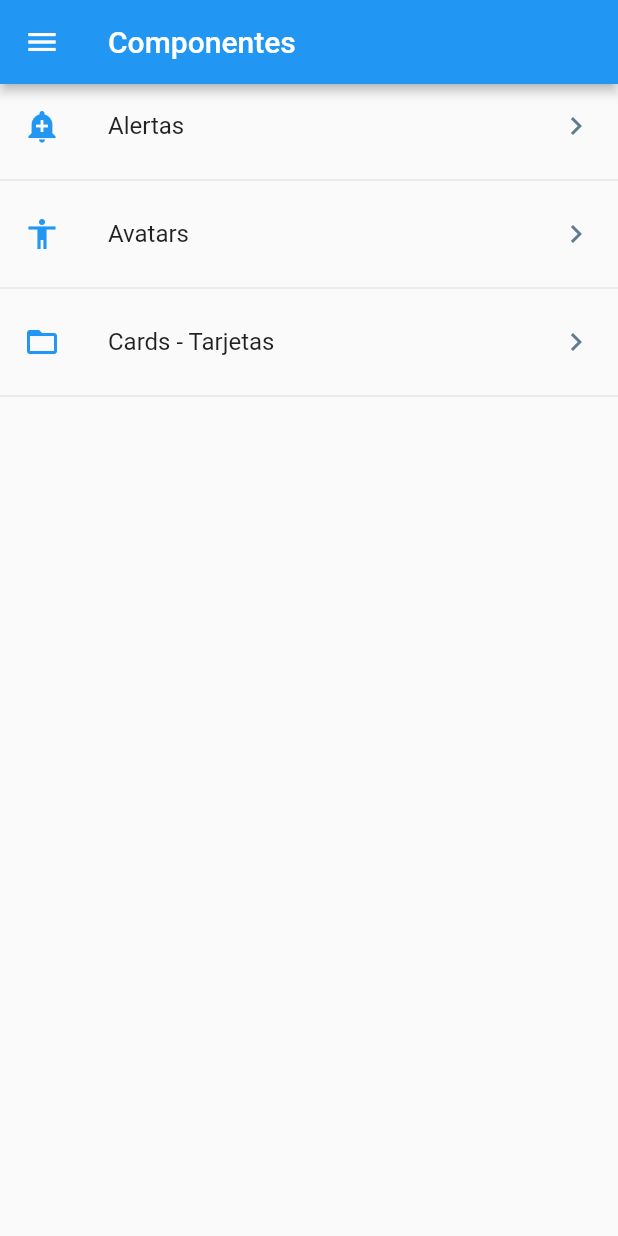
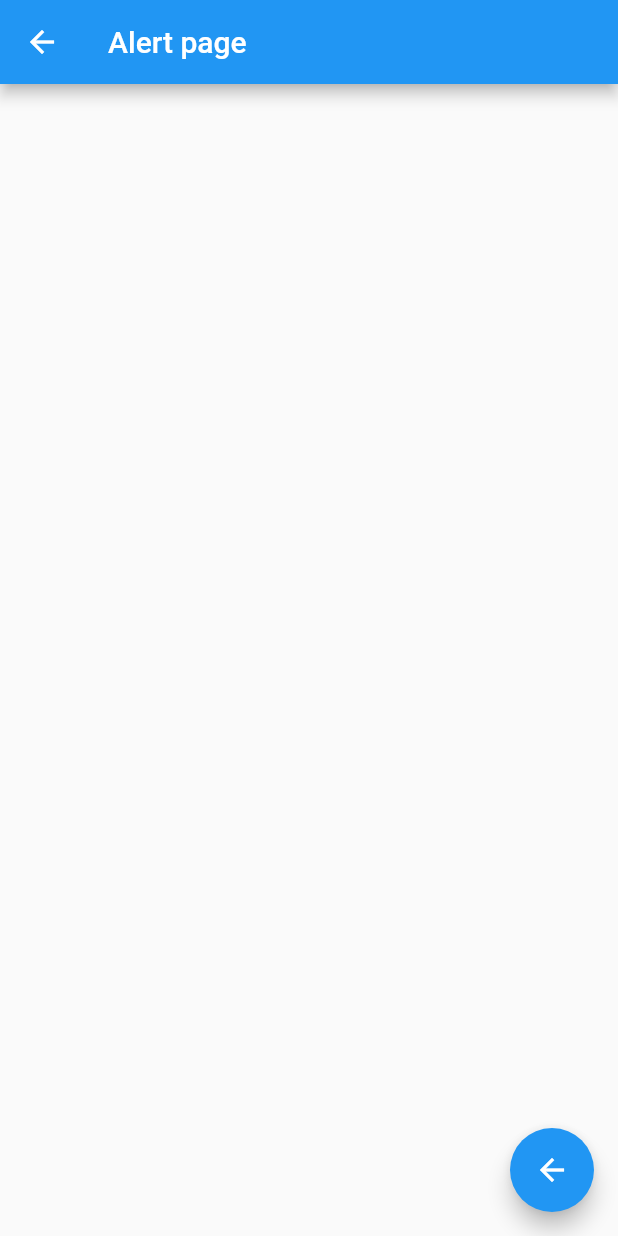
Before and after one commit to jdpadillaac/flutter-Widgets, a Flutter app: the screen it shows after launch, after a tap on "Alertas", on a phone screen of 412 x 824 dp. Run offline on Flutter 3.47's test engine with Material 2 defaults, Android fonts, the phone set to English and light mode, and no system bars.

```diff
--- /dev/null
+++ b/lib/src/pages/alert_page.dart
@@ -0,0 +1,18 @@
+import 'package:flutter/material.dart';
+
+class AlertPage extends StatelessWidget {
+  @override
+  Widget build(BuildContext context) {
+    return Scaffold(
+      appBar: AppBar(
+        title: Text('Alert page'),
+      ),
+      floatingActionButton: FloatingActionButton(
+        child: Icon(Icons.arrow_back),
+        onPressed: () {
+          Navigator.pop(context);
+        },
+      ),
+    );
+  }
+}
--- a/lib/src/pages/home_page.dart
+++ b/lib/src/pages/home_page.dart
@@ -1,3 +1,4 @@
+import 'package:components/src/pages/alert_page.dart';
 import 'package:components/src/providers/menu_provider.dart';
 import 'package:components/src/utils/icons_string.dart';
 import 'package:flutter/material.dart';
@@ -27,7 +28,7 @@ class HomePage extends StatelessWidget {
       builder: (BuildContext context, AsyncSnapshot<List<dynamic>> snp) {
         print(snp.data);
         return ListView(
-          children: _listaItems(snp.data),
+          children: _listaItems(snp.data, context),
         );
       },
     );
@@ -37,7 +38,7 @@ class HomePage extends StatelessWidget {
     // );
   }
 
-  List<Widget> _listaItems(List<dynamic> data) {
+  List<Widget> _listaItems(List<dynamic> data, BuildContext context) {
     final List<Widget> opts = [];
 
     data.forEach((element) {
@@ -45,7 +46,13 @@ class HomePage extends StatelessWidget {
         title: Text(element['texto']),
         leading: getIcon(element['icon']),
         trailing: Icon(Icons.keyboard_arrow_right, color: Colors.blueGrey),
-        onTap: () {},
+        onTap: () {
+          // Esta opcion es solo para ir a un ruta, ya que no es de manera dinamica
+          final route = MaterialPageRoute(builder: (context) {
+            return AlertPage();
+          });
+          Navigator.push(context, route);
+        },
       );
 
       opts..add(widgetsTemp)..add(Divider());
```
Also changed, not shown: lib/src/pages/avatar_page.dart (added, +12 -0 lines).
